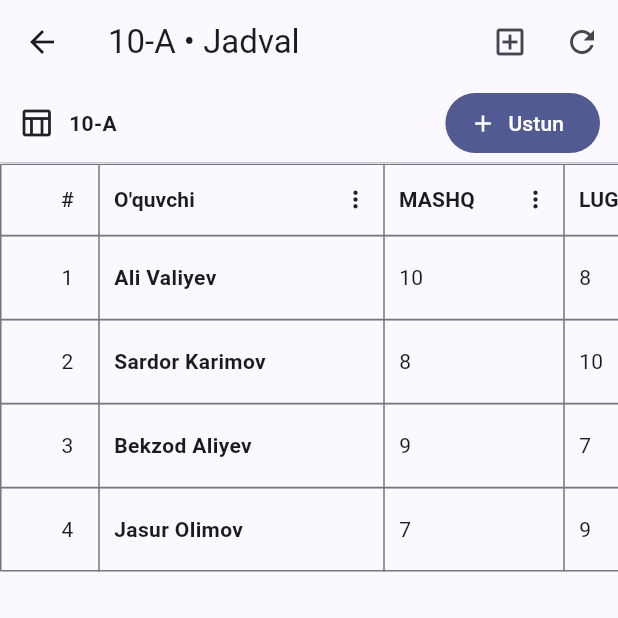
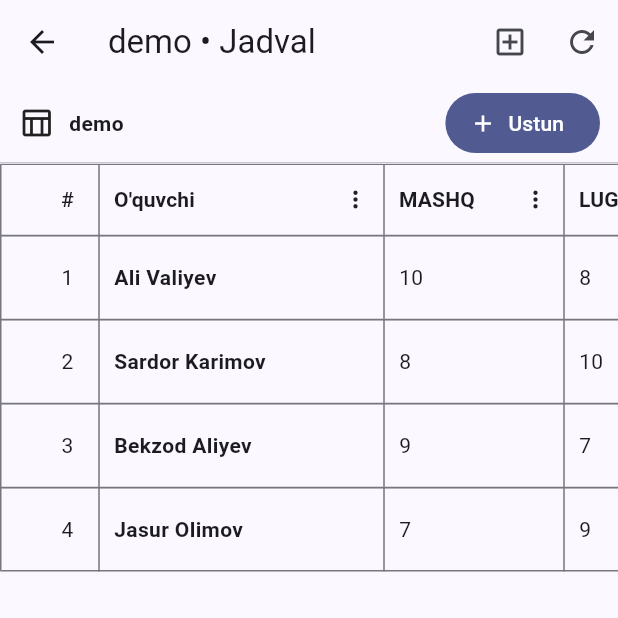
Before and after one commit to abrorinox-source/BONUSEDUCATION, a Flutter app: the SpreadsheetScreen screen opened by its route, on a phone screen of 412 x 824 dp, the top half of it. Run offline on Flutter 3.47's test engine with Material 3 defaults, Android fonts, the phone set to English and light mode, and no system bars; our stand-ins replace cloud_firestore, firebase_auth, firebase_core; accounts and stored records are empty.

Commit message:
fix(android): align spreadsheet screen route with group id

```diff
--- a/mobile/lib/screens/spreadsheet_screen.dart
+++ b/mobile/lib/screens/spreadsheet_screen.dart
@@ -4,7 +4,8 @@ import '../models/spreadsheet_row.dart';
 import '../services/formula_engine.dart';
 
 class SpreadsheetScreen extends StatefulWidget {
-  const SpreadsheetScreen({super.key});
+  final String groupId;
+  const SpreadsheetScreen({super.key, this.groupId = 'demo'});
 
   @override
   State<SpreadsheetScreen> createState() => _SpreadsheetScreenState();
@@ -34,7 +35,7 @@ class _SpreadsheetScreenState extends State<SpreadsheetScreen> {
   Widget build(BuildContext context) {
     return Scaffold(
       appBar: AppBar(
-        title: const Text('10-A • Jadval'),
+        title: Text('${widget.groupId} • Jadval'),
         actions: [
           IconButton(icon: const Icon(Icons.add_box_outlined), tooltip: 'Ustun qo\'shish', onPressed: _addColumn),
           IconButton(icon: const Icon(Icons.refresh), tooltip: 'Yangilash', onPressed: () => setState(() {})),
@@ -56,7 +57,7 @@ class _SpreadsheetScreenState extends State<SpreadsheetScreen> {
         child: Row(children: [
           const Icon(Icons.table_chart_outlined),
           const SizedBox(width: 10),
-          const Text('10-A', style: TextStyle(fontWeight: FontWeight.w700)),
+          Text(widget.groupId, style: const TextStyle(fontWeight: FontWeight.w700)),
           const Spacer(),
           FilledButton.icon(onPressed: _addColumn, icon: const Icon(Icons.add), label: const Text('Ustun')),
         ]),
```
